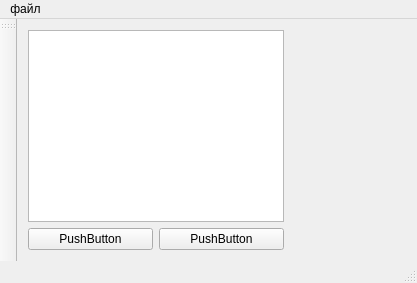
The window that CraftTool/src/mainwindow.ui (rybchenkoa/craft-tool) describes before a commit, drawn with Qt 5.
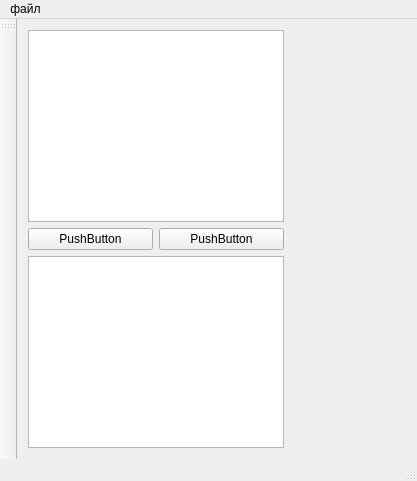
The same window after the commit. Custom widgets are drawn as their Qt base class.

Diff of the .ui file:
```diff
--- a/CraftTool/src/mainwindow.ui
+++ b/CraftTool/src/mainwindow.ui
@@ -68,6 +68,9 @@
           </item>
          </layout>
         </item>
+        <item>
+         <widget class="LogConsole" name="g_logConsole"/>
+        </item>
        </layout>
       </item>
       <item>
@@ -143,6 +146,11 @@
    <header>scene3d.h</header>
    <container>1</container>
   </customwidget>
+  <customwidget>
+   <class>LogConsole</class>
+   <extends>QPlainTextEdit</extends>
+   <header>logconsole.h</header>
+  </customwidget>
  </customwidgets>
  <resources/>
  <connections/>
```
